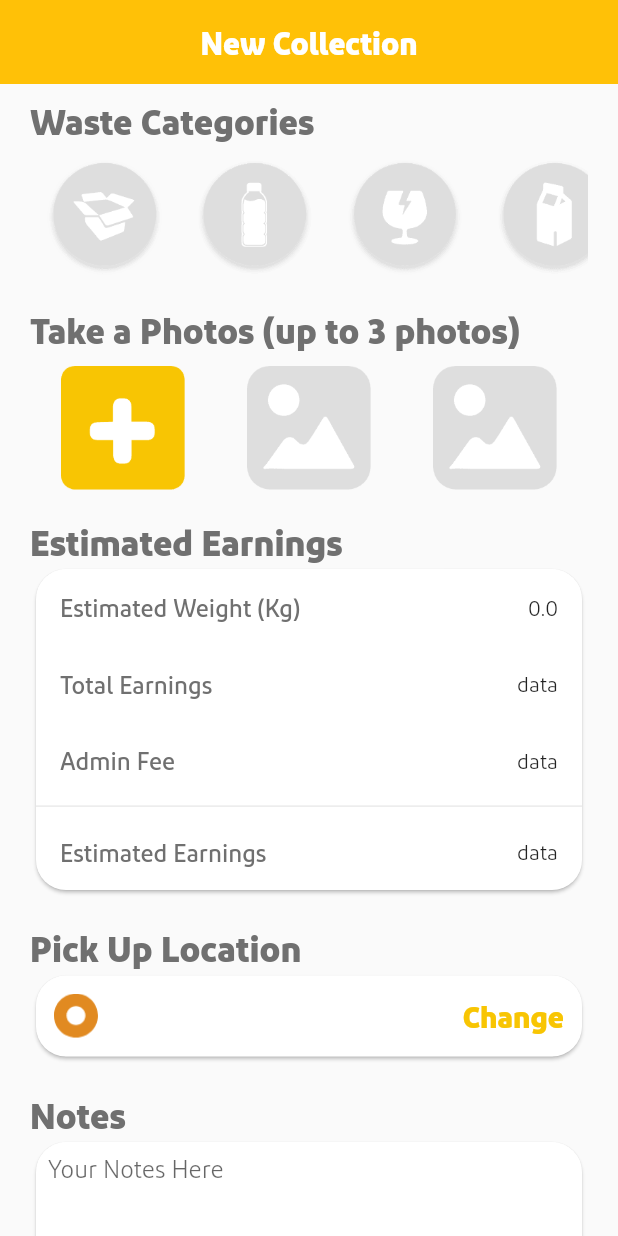
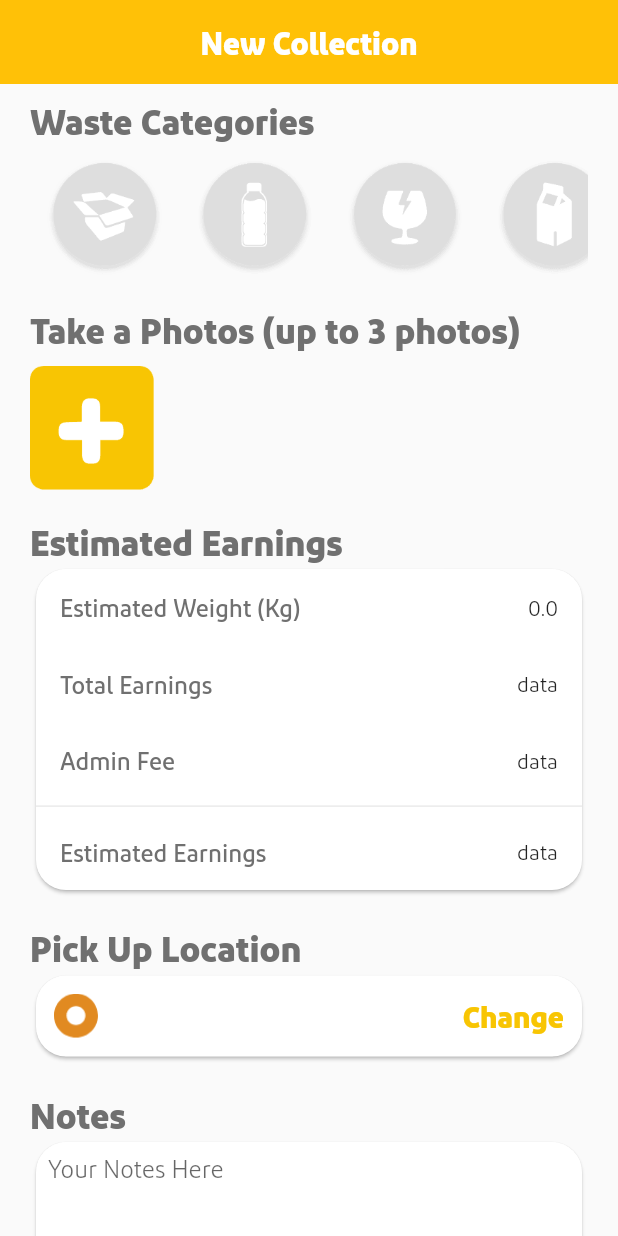
Before and after one commit to LukmanBayuT/JunkbeeUser, a Flutter app: the UserOrder screen opened directly, on a phone screen of 412 x 824 dp. Run offline on Flutter 3.47's test engine with Material 2 defaults, Android fonts, the phone set to English and light mode, and no system bars; our stand-ins replace curved_navigation_bar, device_info_plus, firebase_core, firebase_messaging, flutter_dotenv, flutter_local_notifications and 19 more; missing offline and left inert: flutter_animated_dialog, flutter_login_facebook, flutter_polyline_points, geocode, google_place, multi_image_picker2 and 1 more; accounts and stored records are empty; network calls fail; project files that could hold a hidden picture were left out.

Commit message:
fix upload multiple image

```diff
--- a/lib/user/view/pages/order_process/user_order_processed.dart
+++ b/lib/user/view/pages/order_process/user_order_processed.dart
@@ -8,9 +8,11 @@ import 'package:geolocator/geolocator.dart';
 import 'package:get/get.dart';
 import 'package:http_parser/http_parser.dart';
 import 'package:image_picker/image_picker.dart';
+import 'package:multi_image_picker2/multi_image_picker2.dart';
 import 'package:flutter_animated_dialog/flutter_animated_dialog.dart';
 import 'package:fluttertoast/fluttertoast.dart';
 import 'package:flutter_spinkit/flutter_spinkit.dart';
+import 'package:path_provider/path_provider.dart';
 import 'package:junkbee_user/beever/service/secure_storage.dart';
 import 'package:junkbee_user/user/constant/base_url.dart';
 import 'package:junkbee_user/user/constant/constant.dart';
@@ -19,6 +21,7 @@ import 'package:junkbee_user/user/view/login_signup/login_screen.dart';
 import 'package:junkbee_user/user/view/pages/0.navigator.dart';
 import 'package:junkbee_user/user/view/pages/order_process/user_order_maps.dart';
 import 'package:http/http.dart' as http;
+import 'package:permission_handler/permission_handler.dart';
 
 class UserOrder extends StatefulWidget {
   const UserOrder({Key? key}) : super(key: key);
@@ -48,54 +51,64 @@ class _UserOrderState extends State<UserOrder> {
   double initialMetal = 0.0;
   double initialOil = 0.0;
 
-  File? image1;
+  List<Asset> images = <Asset>[];
+  List<XFile>? image1;
   File? image2;
   File? image3;
 
+  Future<void> takePhoto() async {
+    List<Asset> resultList = <Asset>[];
+    if (await Permission.camera.request().isGranted &&
+        await Permission.storage.request().isGranted) {
+      var status = await Permission.camera.status;
+      var state = await Permission.storage.status;
+      if (status.isGranted && state.isGranted) {
+        print('access granted');
+        try {
+          resultList = await MultiImagePicker.pickImages(
+            maxImages: 300,
+            enableCamera: true,
+            selectedAssets: images,
+            cupertinoOptions: const CupertinoOptions(
+              takePhotoIcon: "chat",
+              doneButtonTitle: "Fatto",
+            ),
+            materialOptions: const MaterialOptions(
+              actionBarColor: "#abcdef",
+              actionBarTitle: "Example App",
+              allViewTitle: "All Photos",
+              useDetailsView: false,
+              selectCircleStrokeColor: "#000000",
+            ),
+          );
+        } catch (e) {
+          print(e.toString());
+        }
+
+        if (!mounted) return;
+        setState(() {
+          images = resultList.toList();
+        });
+      } else {
+        print('access denied');
+      }
+    }
+  }
+
+  getImageFileFromAsset(String path) async {
+    final file = File(path);
+    return file;
+  }
+
   void _getFromCam1() async {
-    XFile? pickedFile1 = await ImagePicker().pickImage(
-      source: ImageSource.camera,
+    List<XFile>? pickedFile1 = await ImagePicker().pickMultiImage(
       maxHeight: 1080,
       maxWidth: 1080,
     );
     if (mounted) {
       setState(() {
         if (pickedFile1 != null) {
-          image1 = File(pickedFile1.path);
-        } else {
-          null;
-        }
-      });
-    }
-  }
-
-  void _getFromCam2() async {
-    XFile? pickedFile2 = await ImagePicker().pickImage(
-      source: ImageSource.camera,
-      maxHeight: 1080,
-      maxWidth: 1080,
-    );
-    if (mounted) {
-      setState(() {
-        if (pickedFile2 != null) {
-          image2 = File(pickedFile2.path);
-        } else {
-          null;
-        }
-      });
-    }
-  }
-
-  void _getFromCam3() async {
-    XFile? pickedFile3 = await ImagePicker().pickImage(
-      source: ImageSource.camera,
-      maxHeight: 1080,
-      maxWidth: 1080,
-    );
-    if (mounted) {
-      setState(() {
-        if (pickedFile3 != null) {
-          image3 = File(pickedFile3.path);
+          image1 = pickedFile1;
         } else {
           null;
         }
@@ -136,9 +149,18 @@ class _UserOrderState extends State<UserOrder> {
 
       final request = await http.MultipartRequest(
           'POST', Uri.parse(EndPoint.baseApiURL + EndPoint.userOrder));
-      final file = await http.MultipartFile.fromPath('image', image1!.path,
+      for (int i = 0; i < images.length; i++) {
+        Directory tempDir = await getTemporaryDirectory();
+        String tempPath = tempDir.path;
+        final file = await http.MultipartFile.fromPath(
+            'image', '$tempPath/${images[i].name}',
             contentType: MediaType('image', 'jpg'));
         request.files.add(file);
+      }
+      // print('image 1 => ${image1!.path}');
+      // final file = await http.MultipartFile.fromPath('image', image1!.path,
+      //     contentType: MediaType('image', 'jpg'));
+      // request.files.add(file);
       request.fields['total_weight'] = '$totalWasteWeight';
       request.fields['total'] = '$totalPrice';
       request.fields['fee_beever'] = '$totalFeeBeever';
@@ -381,106 +403,29 @@ class _UserOrderState extends State<UserOrder> {
                         padding: defaultPadding4,
                         child: Column(
                           crossAxisAlignment: CrossAxisAlignment.start,
+                          mainAxisSize: MainAxisSize.min,
                           children: [
-                            const Text('Take a Photos (up to 3 photos)',
+                            Container(
+                              width: MediaQuery.of(context).size.width,
+                              child: const Text(
+                                  'Take a Photos (up to 3 photos)',
                                   style: titleBodyMini),
+                            ),
                             const SizedBox(height: 10),
                             Row(
-                              mainAxisAlignment: MainAxisAlignment.spaceAround,
+                              crossAxisAlignment: CrossAxisAlignment.start,
                               children: [
-                                image1 != null
-                                    ? GestureDetector(
+                                GestureDetector(
                                   onTap: () {
-                                          _getFromCam1();
-                                        },
-                                        child: SizedBox(
-                                          width: MediaQuery.of(context)
-                                                  .size
-                                                  .width /
-                                              4,
-                                          height: MediaQuery.of(context)
-                                                  .size
-                                                  .height /
-                                              7,
-                                          child: ClipRRect(
-                                            borderRadius: roundedRect,
-                                            child: Image.file(image1!,
-                                                fit: BoxFit.cover),
-                                          ),
-                                        ),
-                                      )
-                                    : GestureDetector(
-                                        onTap: () {
-                                          _getFromCam1();
+                                    takePhoto();
                                   },
                                   child: Image.asset(
                                     'icons/icons_others/add_pict.png',
-                                          width: MediaQuery.of(context)
-                                                  .size
-                                                  .width /
-                                              5,
+                                    width:
+                                        MediaQuery.of(context).size.width / 5,
                                   ),
                                 ),
-                                image2 != null
-                                    ? GestureDetector(
-                                        onTap: _getFromCam2,
-                                        child: SizedBox(
-                                          width: MediaQuery.of(context)
-                                                  .size
-                                                  .width /
-                                              4,
-                                          height: MediaQuery.of(context)
-                                                  .size
-                                                  .height /
-                                              7,
-                                          child: ClipRRect(
-                                              borderRadius: roundedRect,
-                                              child: Image.file(image2!,
-                                                  fit: BoxFit.cover)),
-                                        ),
-                                      )
-                                    : GestureDetector(
-                                        onTap: () {
-                                          _getFromCam2();
-                                        },
-                                        child: Image.asset(
-                                          'icons/icons_others/blank_image.png',
-                                          width: MediaQuery.of(context)
-                                                  .size
-                                                  .width /
-                                              5,
-                                        ),
-                                      ),
-                                image3 != null
-                                    ? GestureDetector(
-                                        onTap: _getFromCam3,
-                                        child: SizedBox(
-                                          width: MediaQuery.of(context)
-                                                  .size
-                                                  .width /
-                                              4,
-                                          height: MediaQuery.of(context)
-                                                  .size
-                                                  .height /
-                                              7,
-                                          child: ClipRRect(
-                                              borderRadius: roundedRect,
-                                              child: Image.file(image3!,
-                                                  fit: BoxFit.cover)),
-                                        ),
-                                      )
-                                    : GestureDetector(
-                                        onTap: () {
-                                          _getFromCam3();
-                                        },
-                                        child: Image.asset(
-                                          'icons/icons_others/blank_image.png',
-                                          width: MediaQuery.of(context)
-                                                  .size
-                                                  .width /
-                                              5,
-                                        ),
-                                      ),
+                                Expanded(child: buildGridView())
                               ],
                             )
                           ],
@@ -972,6 +917,25 @@ class _UserOrderState extends State<UserOrder> {
     );
   }
 
+  Widget buildGridView() {
+    return GridView.count(
+        crossAxisCount: 3,
+        shrinkWrap: true,
+        physics: const NeverScrollableScrollPhysics(),
+        children: List.generate(images.length, (index) {
+          Asset asset = images[index];
+          return Container(
+              padding: const EdgeInsets.only(bottom: 10, left: 10),
+              child: Container(
+                  width: MediaQuery.of(context).size.width / 5,
+                  height: MediaQuery.of(context).size.height / 10,
+                  child: ClipRRect(
+                      borderRadius: BorderRadius.circular(10),
+                      child:
+                          AssetThumb(asset: asset, width: 300, height: 300))));
+        }));
+  }
+
   Padding paperCard() {
     return Padding(
       padding: defaultPaddingS,
--- a/pubspec.yaml
+++ b/pubspec.yaml
@@ -33,6 +33,7 @@ dependencies:
   curved_navigation_bar: ^1.0.3
   device_info_plus: ^3.2.2
   dio: ^4.0.4
+  file_picker: ^4.5.1
   firebase_core: ^1.13.1
   firebase_messaging: ^11.2.8
   firebase_storage: ^10.2.9
@@ -61,8 +62,10 @@ dependencies:
   location: ^4.3.0
   location_web: ^3.1.1
   lottie: ^1.2.1
+  multi_image_picker2: ^5.0.02
   overlay_support: ^1.2.1
   page_transition: ^2.0.5
+  path_provider: ^2.0.9
   permission_handler: ^9.2.0
   provider: ^6.0.2
   search_map_location: ^0.0.4
```
Also changed, not shown: pubspec.lock, 1 other file. Lines whose indentation alone changed are shown as unchanged.
